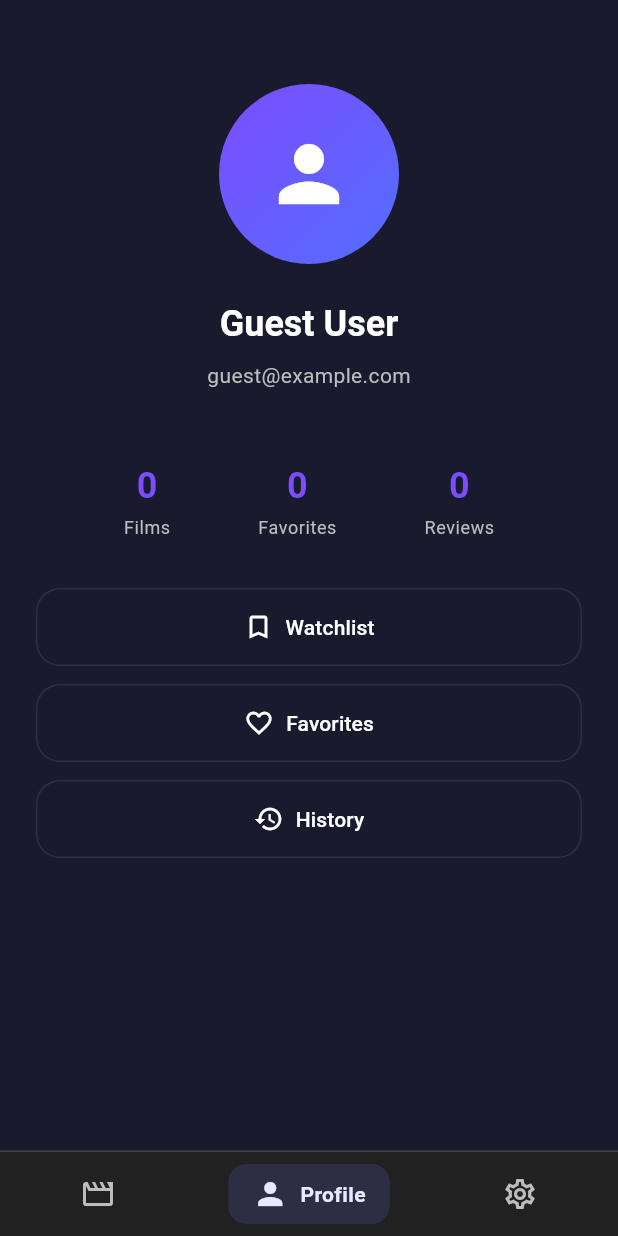
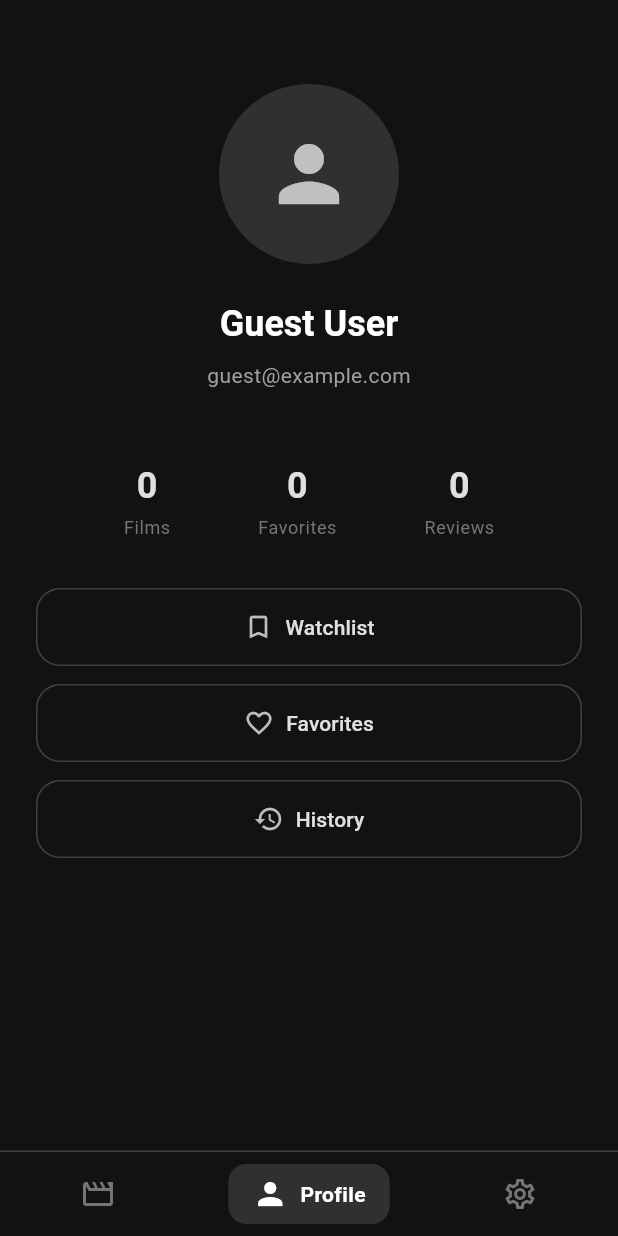
Before and after one commit to dasensy1/movie-new-sorter, a Flutter app: the screen it shows after launch, item 2 of the bottom bar chosen, after a tap on "Watchlist", on a phone screen of 412 x 824 dp. Run offline on Flutter 3.47's test engine with Material 3 defaults, Android fonts, the phone set to English and light mode, and no system bars; our stand-ins replace go_router; network calls fail.

Commit message:
feat-logo-theme

```diff
--- a/lib/components/film_card.dart
+++ b/lib/components/film_card.dart
@@ -16,7 +16,7 @@ class FilmCard extends StatelessWidget {
     return Container(
       margin: const EdgeInsets.symmetric(horizontal: 16, vertical: 6),
       decoration: BoxDecoration(
-        color: const Color(0xFF16213E),
+        color: const Color(0xFF1E1E1E),
         borderRadius: BorderRadius.circular(16),
       ),
       child: InkWell(
@@ -64,13 +64,13 @@ class FilmCard extends StatelessWidget {
                               vertical: 4,
                             ),
                             decoration: BoxDecoration(
-                              color: Colors.grey[800],
+                              color: Colors.grey[850],
                               borderRadius: BorderRadius.circular(8),
                             ),
                             child: Text(
                               film.genre,
                               style: Theme.of(context).textTheme.bodySmall?.copyWith(
-                                    color: Colors.grey[300],
+                                    color: Colors.grey[400],
                                   ),
                             ),
                           ),
@@ -78,7 +78,7 @@ class FilmCard extends StatelessWidget {
                           Text(
                             '${film.year}',
                             style: Theme.of(context).textTheme.bodySmall?.copyWith(
-                                  color: Colors.grey[500],
+                                  color: Colors.grey[600],
                                 ),
                           ),
                         ],
@@ -89,7 +89,7 @@ class FilmCard extends StatelessWidget {
                           Container(
                             padding: const EdgeInsets.all(4),
                             decoration: BoxDecoration(
-                              color: Colors.amber.withValues(alpha: 0.2),
+                              color: Colors.amber.withValues(alpha: 0.15),
                               borderRadius: BorderRadius.circular(6),
                             ),
                             child: const Icon(Icons.star, color: Colors.amber, size: 16),
@@ -109,7 +109,7 @@ class FilmCard extends StatelessWidget {
               ),
               Icon(
                 Icons.chevron_right,
-                color: Colors.grey[600],
+                color: Colors.grey[700],
               ),
             ],
           ),
--- /dev/null
+++ b/lib/components/loading_overlay.dart
@@ -0,0 +1,51 @@
+import 'package:flutter/material.dart';
+import 'logo.dart';
+
+class LoadingOverlay extends StatelessWidget {
+  const LoadingOverlay({super.key});
+
+  @override
+  Widget build(BuildContext context) {
+    return Container(
+      color: Colors.black.withOpacity(0.8),
+      child: const Center(
+        child: RotatingLogo(),
+      ),
+    );
+  }
+}
+
+class RotatingLogo extends StatefulWidget {
+  const RotatingLogo({super.key});
+
+  @override
+  State<RotatingLogo> createState() => _RotatingLogoState();
+}
+
+class _RotatingLogoState extends State<RotatingLogo>
+    with SingleTickerProviderStateMixin {
+  late AnimationController _controller;
+
+  @override
+  void initState() {
+    super.initState();
+    _controller = AnimationController(
+      duration: const Duration(milliseconds: 1500),
+      vsync: this,
+    )..repeat();
+  }
+
+  @override
+  void dispose() {
+    _controller.dispose();
+    super.dispose();
+  }
+
+  @override
+  Widget build(BuildContext context) {
+    return RotationTransition(
+      turns: _controller,
+      child: const Logo(size: 100),
+    );
+  }
+}
--- /dev/null
+++ b/lib/components/logo.dart
@@ -0,0 +1,85 @@
+import 'package:flutter/material.dart';
+
+class Logo extends StatelessWidget {
+  final double size;
+  final Color? color;
+
+  const Logo({
+    super.key,
+    this.size = 80,
+    this.color,
+  });
+
+  @override
+  Widget build(BuildContext context) {
+    final logoColor = color ?? Colors.white;
+    final triangleSize = size / 2.5;
+
+    return SizedBox(
+      width: size,
+      height: size,
+      child: Stack(
+        alignment: Alignment.center,
+        children: [
+          Positioned(
+            top: 0,
+            child: CustomPaint(
+              size: Size(triangleSize, triangleSize),
+              painter: TrianglePainter(
+                color: logoColor,
+                pointingDown: true,
+              ),
+            ),
+          ),
+          Positioned(
+            bottom: 0,
+            child: CustomPaint(
+              size: Size(triangleSize, triangleSize),
+              painter: TrianglePainter(
+                color: logoColor,
+                pointingDown: false,
+              ),
+            ),
+          ),
+        ],
+      ),
+    );
+  }
+}
+
+class TrianglePainter extends CustomPainter {
+  final Color color;
+  final bool pointingDown;
+
+  TrianglePainter({
+    required this.color,
+    required this.pointingDown,
+  });
+
+  @override
+  void paint(Canvas canvas, Size size) {
+    final paint = Paint()
+      ..color = color
+      ..style = PaintingStyle.fill;
+
+    final path = Path();
+
+    if (pointingDown) {
+      path.moveTo(0, 0);
+      path.lineTo(size.width, 0);
+      path.lineTo(size.width / 2, size.height);
+    } else {
+      path.moveTo(0, size.height);
+      path.lineTo(size.width, size.height);
+      path.lineTo(size.width / 2, 0);
+    }
+
+    path.close();
+    canvas.drawPath(path, paint);
+  }
+
+  @override
+  bool shouldRepaint(covariant TrianglePainter oldDelegate) {
+    return oldDelegate.color != color || oldDelegate.pointingDown != pointingDown;
+  }
+}
--- a/lib/components/sort_dropdown.dart
+++ b/lib/components/sort_dropdown.dart
@@ -21,7 +21,7 @@ class SortDropdown extends StatelessWidget {
       ),
       child: DropdownButton<SortType>(
         value: currentSortType,
-        dropdownColor: Colors.grey[900],
+        dropdownColor: const Color(0xFF1E1E1E),
         underline: const SizedBox(),
         icon: const Icon(Icons.sort, color: Colors.white70, size: 20),
         style: Theme.of(context).textTheme.bodyMedium?.copyWith(
--- a/lib/utils/app_theme.dart
+++ b/lib/utils/app_theme.dart
@@ -6,22 +6,22 @@ class AppTheme {
       useMaterial3: true,
       brightness: Brightness.dark,
       colorScheme: ColorScheme.dark(
-        surface: const Color(0xFF1A1A2E),
-        primary: const Color(0xFF7C4DFF),
-        secondary: const Color(0xFF536DFE),
-        tertiary: const Color(0xFF4DB6AC),
+        surface: const Color(0xFF121212),
+        primary: const Color(0xFFE0E0E0),
+        secondary: const Color(0xFFBDBDBD),
+        tertiary: const Color(0xFF9E9E9E),
         error: const Color(0xFFCF6679),
-        primaryContainer: const Color(0xFF2D2D44),
-        onPrimaryContainer: const Color(0xFFE8E8FF),
+        primaryContainer: const Color(0xFF2A2A2A),
+        onPrimaryContainer: const Color(0xFFE0E0E0),
       ),
-      scaffoldBackgroundColor: const Color(0xFF1A1A2E),
+      scaffoldBackgroundColor: const Color(0xFF121212),
       appBarTheme: const AppBarTheme(
-        backgroundColor: Color(0xFF1A1A2E),
+        backgroundColor: Color(0xFF121212),
         elevation: 0,
         centerTitle: true,
       ),
       cardTheme: CardThemeData(
-        color: const Color(0xFF16213E),
+        color: const Color(0xFF1E1E1E),
         elevation: 0,
         shape: RoundedRectangleBorder(
           borderRadius: BorderRadius.circular(16),
@@ -29,7 +29,7 @@ class AppTheme {
       ),
       elevatedButtonTheme: ElevatedButtonThemeData(
         style: ElevatedButton.styleFrom(
-          backgroundColor: const Color(0xFF2D2D44),
+          backgroundColor: const Color(0xFF2A2A2A),
           foregroundColor: Colors.white,
           elevation: 0,
           padding: const EdgeInsets.symmetric(horizontal: 24, vertical: 14),
@@ -45,12 +45,12 @@ class AppTheme {
           shape: RoundedRectangleBorder(
             borderRadius: BorderRadius.circular(16),
           ),
-          side: const BorderSide(color: Color(0xFF2D2D44)),
+          side: const BorderSide(color: Color(0xFF2A2A2A)),
         ),
       ),
       textButtonTheme: TextButtonThemeData(
         style: TextButton.styleFrom(
-          foregroundColor: const Color(0xFF7C4DFF),
+          foregroundColor: const Color(0xFFE0E0E0),
           shape: RoundedRectangleBorder(
             borderRadius: BorderRadius.circular(12),
           ),
@@ -58,7 +58,7 @@ class AppTheme {
       ),
       inputDecorationTheme: InputDecorationTheme(
         filled: true,
-        fillColor: const Color(0xFF2D2D44),
+        fillColor: const Color(0xFF2A2A2A),
         border: OutlineInputBorder(
           borderRadius: BorderRadius.circular(16),
           borderSide: BorderSide.none,
@@ -69,21 +69,21 @@ class AppTheme {
         ),
         focusedBorder: OutlineInputBorder(
           borderRadius: BorderRadius.circular(16),
-          borderSide: const BorderSide(color: Color(0xFF7C4DFF), width: 2),
+          borderSide: const BorderSide(color: Color(0xFFE0E0E0), width: 2),
         ),
         contentPadding: const EdgeInsets.symmetric(horizontal: 20, vertical: 16),
       ),
       floatingActionButtonTheme: FloatingActionButtonThemeData(
-        backgroundColor: const Color(0xFF7C4DFF),
-        foregroundColor: Colors.white,
+        backgroundColor: const Color(0xFFE0E0E0),
+        foregroundColor: Colors.black,
         elevation: 4,
         shape: RoundedRectangleBorder(
           borderRadius: BorderRadius.circular(16),
         ),
       ),
-      bottomNavigationBarTheme: BottomNavigationBarThemeData(
-        backgroundColor: const Color(0xFF1A1A2E),
-        selectedItemColor: const Color(0xFF7C4DFF),
+      bottomNavigationBarTheme: const BottomNavigationBarThemeData(
+        backgroundColor: Color(0xFF121212),
+        selectedItemColor: Color(0xFFE0E0E0),
         unselectedItemColor: Colors.grey,
         type: BottomNavigationBarType.fixed,
       ),
--- a/lib/views/films_list_screen.dart
+++ b/lib/views/films_list_screen.dart
@@ -3,6 +3,7 @@ import 'package:go_router/go_router.dart';
 import 'package:provider/provider.dart';
 import '../components/film_card.dart';
 import '../components/sort_dropdown.dart';
+import '../components/loading_overlay.dart';
 import '../viewmodels/films_viewmodel.dart';
 
 class FilmsListScreen extends StatefulWidget {
@@ -36,7 +37,7 @@ class _FilmsListScreenState extends State<FilmsListScreen> {
             child: Consumer<FilmsViewModel>(
               builder: (context, viewModel, _) {
                 if (viewModel.isLoading) {
-                  return const Center(child: CircularProgressIndicator());
+                  return const LoadingOverlay();
                 }
 
                 if (viewModel.error != null) {
@@ -44,7 +45,7 @@ class _FilmsListScreenState extends State<FilmsListScreen> {
                     child: Column(
                       mainAxisAlignment: MainAxisAlignment.center,
                       children: [
-                        const Icon(Icons.error_outline, size: 64, color: Colors.red),
+                        Icon(Icons.error_outline, size: 64, color: Colors.grey[600]),
                         const SizedBox(height: 16),
                         Text(
                           'Error loading films',
@@ -53,7 +54,9 @@ class _FilmsListScreenState extends State<FilmsListScreen> {
                         const SizedBox(height: 8),
                         Text(
                           viewModel.error!,
-                          style: Theme.of(context).textTheme.bodySmall,
+                          style: Theme.of(context).textTheme.bodySmall?.copyWith(
+                            color: Colors.grey[500],
+                          ),
                           textAlign: TextAlign.center,
                         ),
                         const SizedBox(height: 16),
@@ -67,8 +70,11 @@ class _FilmsListScreenState extends State<FilmsListScreen> {
                 }
 
                 if (viewModel.films.isEmpty) {
-                  return const Center(
-                    child: Text('No films available'),
+                  return Center(
+                    child: Text(
+                      'No films available',
+                      style: TextStyle(color: Colors.grey[500]),
+                    ),
                   );
                 }
 
--- a/lib/views/home_screen.dart
+++ b/lib/views/home_screen.dart
@@ -4,6 +4,7 @@ import '../viewmodels/main_viewmodel.dart';
 import 'films_list_screen.dart';
 import 'profile_screen.dart';
 import 'settings_screen.dart';
+import '../components/loading_overlay.dart';
 
 class HomeScreen extends StatelessWidget {
   const HomeScreen({super.key});
@@ -52,7 +53,7 @@ class HomeScreen extends StatelessWidget {
   ) {
     return Container(
       decoration: BoxDecoration(
-        color: Colors.grey[900],
+        color: const Color(0xFF121212),
         border: Border(
           top: BorderSide(
             color: Colors.grey[800]!,
@@ -106,7 +107,6 @@ class HomeScreen extends StatelessWidget {
     MainViewModel viewModel,
   ) {
     final isSelected = viewModel.currentTab == tab;
-    final colorScheme = Theme.of(context).colorScheme;
 
     return GestureDetector(
       onTap: () => viewModel.setTab(tab),
@@ -115,7 +115,7 @@ class HomeScreen extends StatelessWidget {
         duration: const Duration(milliseconds: 200),
         padding: const EdgeInsets.symmetric(horizontal: 16, vertical: 8),
         decoration: BoxDecoration(
-          color: isSelected ? colorScheme.primaryContainer : Colors.transparent,
+          color: isSelected ? Colors.grey[850] : Colors.transparent,
           borderRadius: BorderRadius.circular(12),
         ),
         child: Row(
@@ -129,9 +129,7 @@ class HomeScreen extends StatelessWidget {
               child: Icon(
                 isSelected ? filledIcon : outlinedIcon,
                 key: ValueKey(isSelected),
-                color: isSelected
-                    ? colorScheme.onPrimaryContainer
-                    : Colors.grey[400],
+                color: isSelected ? Colors.white : Colors.grey[600],
                 size: 24,
               ),
             ),
@@ -142,8 +140,8 @@ class HomeScreen extends StatelessWidget {
                 duration: const Duration(milliseconds: 200),
                 child: Text(
                   label,
-                  style: TextStyle(
-                    color: colorScheme.onPrimaryContainer,
+                  style: const TextStyle(
+                    color: Colors.white,
                     fontWeight: FontWeight.w600,
                     fontSize: 14,
                   ),
--- a/lib/views/profile_screen.dart
+++ b/lib/views/profile_screen.dart
@@ -1,4 +1,5 @@
 import 'package:flutter/material.dart';
+import 'logo.dart';
 
 class ProfileScreen extends StatelessWidget {
   const ProfileScreen({super.key});
@@ -17,19 +18,12 @@ class ProfileScreen extends StatelessWidget {
                 height: 120,
                 decoration: BoxDecoration(
                   shape: BoxShape.circle,
-                  gradient: LinearGradient(
-                    begin: Alignment.topLeft,
-                    end: Alignment.bottomRight,
-                    colors: [
-                      Theme.of(context).colorScheme.primary,
-                      Theme.of(context).colorScheme.secondary,
-                    ],
-                  ),
+                  color: Colors.grey[850],
                 ),
                 child: const Icon(
                   Icons.person,
                   size: 60,
-                  color: Colors.white,
+                  color: Colors.white70,
                 ),
               ),
               const SizedBox(height: 24),
@@ -43,7 +37,7 @@ class ProfileScreen extends StatelessWidget {
               Text(
                 'guest@example.com',
                 style: Theme.of(context).textTheme.bodyMedium?.copyWith(
-                      color: Colors.grey[400],
+                      color: Colors.grey[500],
                     ),
               ),
               const SizedBox(height: 48),
@@ -82,7 +76,7 @@ class ProfileScreen extends StatelessWidget {
         Text(
           label,
           style: Theme.of(context).textTheme.bodySmall?.copyWith(
-                color: Colors.grey[400],
+                color: Colors.grey[600],
               ),
         ),
       ],
@@ -106,13 +100,14 @@ class ProfileScreen extends StatelessWidget {
       width: double.infinity,
       child: OutlinedButton.icon(
         onPressed: () {},
-        icon: Icon(icon, size: 20),
-        label: Text(label),
+        icon: Icon(icon, size: 20, color: Colors.grey[400]),
+        label: Text(label, style: TextStyle(color: Colors.grey[300])),
         style: OutlinedButton.styleFrom(
           padding: const EdgeInsets.symmetric(vertical: 16),
           shape: RoundedRectangleBorder(
             borderRadius: BorderRadius.circular(16),
           ),
+          side: BorderSide(color: Colors.grey[800]!),
         ),
       ),
     );
```
Also changed, not shown: lib/views/film_detail_screen.dart (+17 -12 lines), lib/views/settings_screen.dart (+5 -5 lines).
